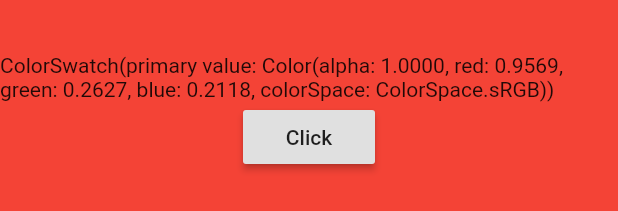
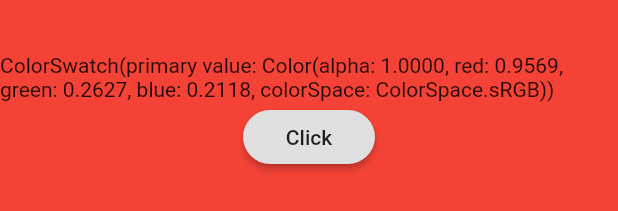
Before and after one commit to georgeisaac25/Flutter_Basics, a Flutter app: the HomePage widget shown alone on an empty page, opened directly, after a tap on "Click", on a phone screen of 412 x 824 dp. Shown: the part 505-716 px from the top of the screen. Run offline on Flutter 3.47's test engine with Material 2 defaults, Android fonts, the phone set to English and light mode, and no system bars.

Commit message:
title changed

```diff
--- a/lib/StatefulAndStateLessTogether.dart
+++ b/lib/StatefulAndStateLessTogether.dart
@@ -16,7 +16,7 @@ class StateLess extends StatelessWidget {
         debugShowCheckedModeBanner: false,
         home: Scaffold(
           appBar: AppBar(
-            title: Text('isaac'),
+            title: Text('moses'),
           ),
           body: HomePage(),
         ));
@@ -54,6 +54,9 @@ class _HomePageState extends State<HomePage> {
                 onPressed: () {
                   doThisAfterClick();
                 },
+                shape: RoundedRectangleBorder(
+                  borderRadius: BorderRadius.circular(20),
+                ),
               ),
             ],
           ),
```
